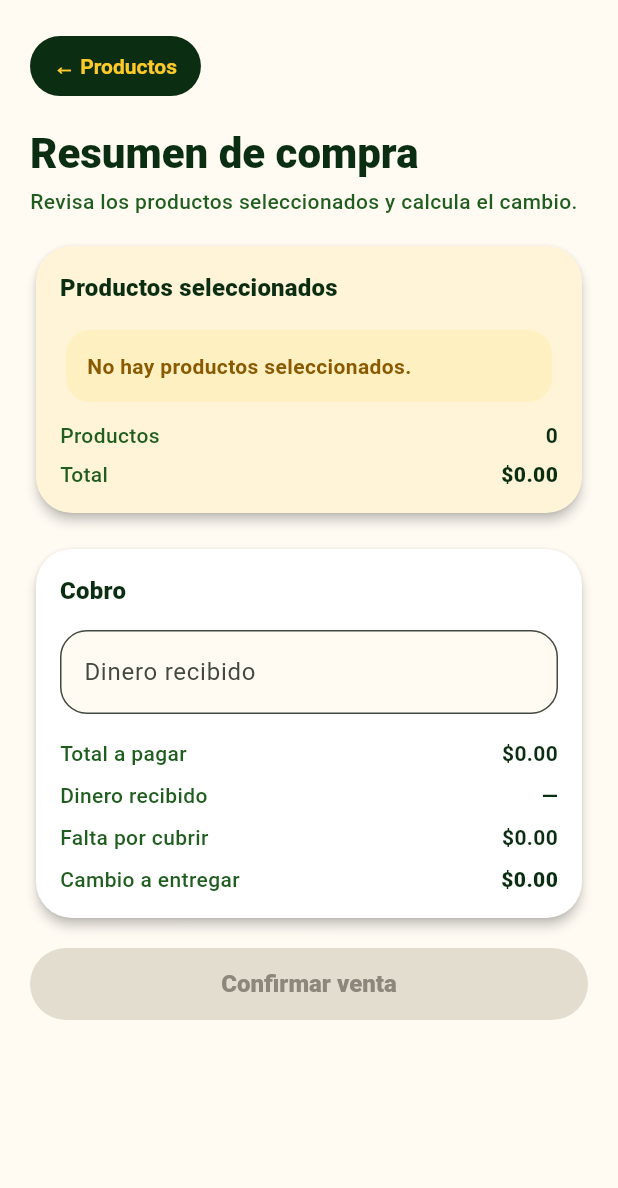
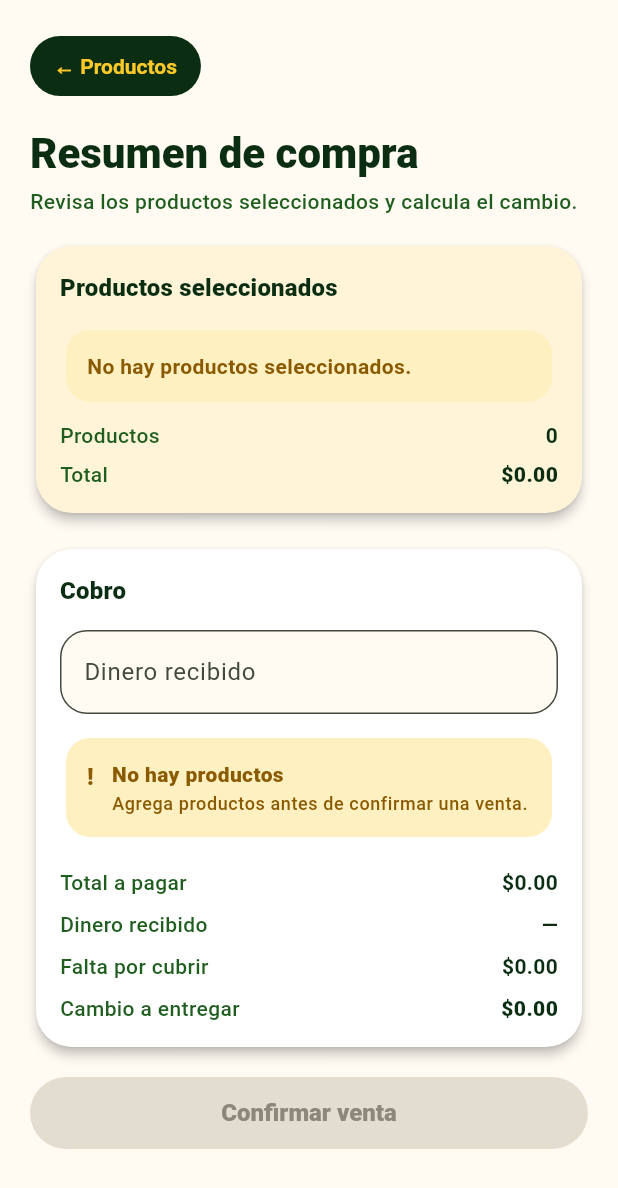
Before and after one commit to sosa-rcrdt/Flutter-SnacksApp, a Flutter app: the PurchaseSummaryScreen screen opened directly with empty values, on a phone screen of 412 x 824 dp. Shown: the top 1188 px of the screen. Run offline on Flutter 3.47's test engine with Material 3 defaults, Android fonts, the phone set to English and light mode, and no system bars.

Commit message:
Add purchase validation messages

```diff
--- /dev/null
+++ b/lib/domain/models/payment_validation_message.dart
@@ -0,0 +1,45 @@
+enum PaymentValidationType {
+  success,
+  warning,
+  error,
+}
+
+class PaymentValidationMessage {
+  final String titulo;
+  final String descripcion;
+  final PaymentValidationType tipo;
+
+  const PaymentValidationMessage({
+    required this.titulo,
+    required this.descripcion,
+    required this.tipo,
+  });
+
+  @override
+  String toString() {
+    return 'PaymentValidationMessage('
+        'titulo: $titulo, '
+        'descripcion: $descripcion, '
+        'tipo: ${tipo.name}'
+        ')';
+  }
+
+  @override
+  bool operator ==(Object other) {
+    return identical(this, other) ||
+        other is PaymentValidationMessage &&
+            runtimeType == other.runtimeType &&
+            titulo == other.titulo &&
+            descripcion == other.descripcion &&
+            tipo == other.tipo;
+  }
+
+  @override
+  int get hashCode {
+    return Object.hash(
+      titulo,
+      descripcion,
+      tipo,
+    );
+  }
+}
--- /dev/null
+++ b/lib/domain/use_cases/calculate_payment_validation_message.dart
@@ -0,0 +1,58 @@
+import '../../core/format/money_format.dart';
+import '../models/cart_summary.dart';
+import '../models/payment_summary.dart';
+import '../models/payment_validation_message.dart';
+
+abstract final class CalculatePaymentValidationMessage {
+  static PaymentValidationMessage ejecutar({
+    required String textoDineroRecibido,
+    required CartSummary cartSummary,
+    required PaymentSummary paymentSummary,
+  }) {
+    if (cartSummary.estaVacio) {
+      return const PaymentValidationMessage(
+        titulo: 'No hay productos',
+        descripcion: 'Agrega productos antes de confirmar una venta.',
+        tipo: PaymentValidationType.warning,
+      );
+    }
+
+    if (textoDineroRecibido.trim().isEmpty) {
+      return const PaymentValidationMessage(
+        titulo: 'Cantidad pendiente',
+        descripcion: 'Ingresa el dinero recibido para calcular el cambio.',
+        tipo: PaymentValidationType.warning,
+      );
+    }
+
+    if (!paymentSummary.dineroRecibidoValido) {
+      return const PaymentValidationMessage(
+        titulo: 'Cantidad no válida',
+        descripcion: 'Usa solo números y máximo dos decimales. Ejemplo: 150 o 150.50.',
+        tipo: PaymentValidationType.error,
+      );
+    }
+
+    if (!paymentSummary.pagoSuficiente) {
+      return PaymentValidationMessage(
+        titulo: 'Pago insuficiente',
+        descripcion: 'Faltan ${formatearCentavosComoPesos(paymentSummary.faltanteCentavos)} para completar el pago.',
+        tipo: PaymentValidationType.error,
+      );
+    }
+
+    if (paymentSummary.pagoExacto) {
+      return const PaymentValidationMessage(
+        titulo: 'Pago exacto',
+        descripcion: 'El cliente entregó la cantidad exacta. Puedes confirmar la venta.',
+        tipo: PaymentValidationType.success,
+      );
+    }
+
+    return PaymentValidationMessage(
+      titulo: 'Pago suficiente',
+      descripcion: 'Entrega ${formatearCentavosComoPesos(paymentSummary.cambioCentavos)} de cambio al cliente.',
+      tipo: PaymentValidationType.success,
+    );
+  }
+}
--- a/lib/presentation/purchase/purchase_summary_screen.dart
+++ b/lib/presentation/purchase/purchase_summary_screen.dart
@@ -4,8 +4,10 @@ import '../../core/format/money_format.dart';
 import '../../core/theme/app_colors.dart';
 import '../../domain/models/cart_summary.dart';
 import '../../domain/models/payment_summary.dart';
+import '../../domain/models/payment_validation_message.dart';
 import '../../domain/models/product.dart';
 import '../../domain/use_cases/calculate_payment_summary.dart';
+import '../../domain/use_cases/calculate_payment_validation_message.dart';
 
 class PurchaseSummaryScreen extends StatefulWidget {
   const PurchaseSummaryScreen({
@@ -80,6 +82,12 @@ class _PurchaseSummaryScreenState extends State<PurchaseSummaryScreen> {
       dineroRecibidoCentavos: dineroRecibidoCentavos,
     );
 
+    final validationMessage = CalculatePaymentValidationMessage.ejecutar(
+      textoDineroRecibido: _receivedAmountController.text,
+      cartSummary: widget.cartSummary,
+      paymentSummary: paymentSummary,
+    );
+
     return Scaffold(
       backgroundColor: AppColors.fondoAplicacion,
       body: SafeArea(
@@ -104,6 +112,7 @@ class _PurchaseSummaryScreenState extends State<PurchaseSummaryScreen> {
                   _PaymentSection(
                     controller: _receivedAmountController,
                     paymentSummary: paymentSummary,
+                    validationMessage: validationMessage,
                     onChanged: (_) => setState(() {}),
                   ),
                   const SizedBox(height: 16),
@@ -321,11 +330,13 @@ class _PaymentSection extends StatelessWidget {
   const _PaymentSection({
     required this.controller,
     required this.paymentSummary,
+    required this.validationMessage,
     required this.onChanged,
   });
 
   final TextEditingController controller;
   final PaymentSummary paymentSummary;
+  final PaymentValidationMessage validationMessage;
   final ValueChanged<String> onChanged;
 
   @override
@@ -364,10 +375,18 @@ class _PaymentSection extends StatelessWidget {
                 hintText: 'Ej. 200',
                 filled: true,
                 fillColor: AppColors.fondoAplicacion,
+                errorText: controller.text.trim().isNotEmpty &&
+                        !paymentSummary.dineroRecibidoValido
+                    ? 'Cantidad no válida'
+                    : null,
                 border: OutlineInputBorder(
                   borderRadius: BorderRadius.circular(18),
                 ),
               ),
+            ),
+            const SizedBox(height: 12),
+            _ValidationMessageCard(
+              message: validationMessage,
             ),
             const SizedBox(height: 16),
             _SummaryRow(
@@ -398,6 +417,97 @@ class _PaymentSection extends StatelessWidget {
         ),
       ),
     );
+  }
+}
+
+class _ValidationMessageCard extends StatelessWidget {
+  const _ValidationMessageCard({
+    required this.message,
+  });
+
+  final PaymentValidationMessage message;
+
+  @override
+  Widget build(BuildContext context) {
+    final colors = _ValidationMessageColors.fromType(message.tipo);
+
+    return Card(
+      color: colors.backgroundColor,
+      elevation: 0,
+      shape: RoundedRectangleBorder(
+        borderRadius: BorderRadius.circular(16),
+      ),
+      child: Padding(
+        padding: const EdgeInsets.all(14),
+        child: Row(
+          crossAxisAlignment: CrossAxisAlignment.start,
+          children: [
+            Text(
+              colors.icon,
+              style: Theme.of(context).textTheme.titleMedium?.copyWith(
+                    color: colors.foregroundColor,
+                    fontWeight: FontWeight.w900,
+                  ),
+            ),
+            const SizedBox(width: 12),
+            Expanded(
+              child: Column(
+                crossAxisAlignment: CrossAxisAlignment.start,
+                children: [
+                  Text(
+                    message.titulo,
+                    style: Theme.of(context).textTheme.bodyMedium?.copyWith(
+                          color: colors.foregroundColor,
+                          fontWeight: FontWeight.w800,
+                        ),
+                  ),
+                  const SizedBox(height: 2),
+                  Text(
+                    message.descripcion,
+                    style: Theme.of(context).textTheme.bodySmall?.copyWith(
+                          color: colors.foregroundColor,
+                          fontWeight: FontWeight.w500,
+                        ),
+                  ),
+                ],
+              ),
+            ),
+          ],
+        ),
+      ),
+    );
+  }
+}
+
+class _ValidationMessageColors {
+  final Color backgroundColor;
+  final Color foregroundColor;
+  final String icon;
+
+  const _ValidationMessageColors({
+    required this.backgroundColor,
+    required this.foregroundColor,
+    required this.icon,
+  });
+
+  factory _ValidationMessageColors.fromType(PaymentValidationType type) {
+    return switch (type) {
+      PaymentValidationType.success => const _ValidationMessageColors(
+          backgroundColor: AppColors.fondoExito,
+          foregroundColor: AppColors.exito,
+          icon: '✓',
+        ),
+      PaymentValidationType.warning => const _ValidationMessageColors(
+          backgroundColor: AppColors.fondoAdvertencia,
+          foregroundColor: AppColors.advertencia,
+          icon: '!',
+        ),
+      PaymentValidationType.error => const _ValidationMessageColors(
+          backgroundColor: AppColors.fondoError,
+          foregroundColor: AppColors.error,
+          icon: '×',
+        ),
+    };
   }
 }
 
```
